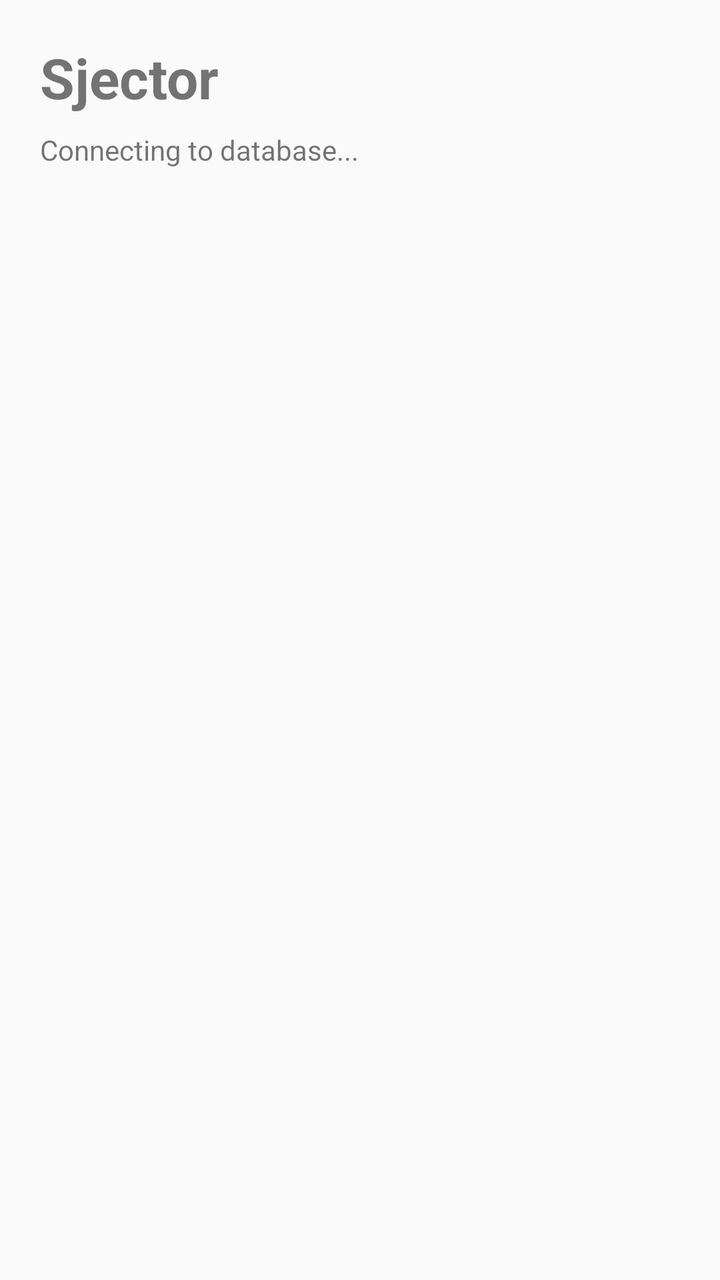
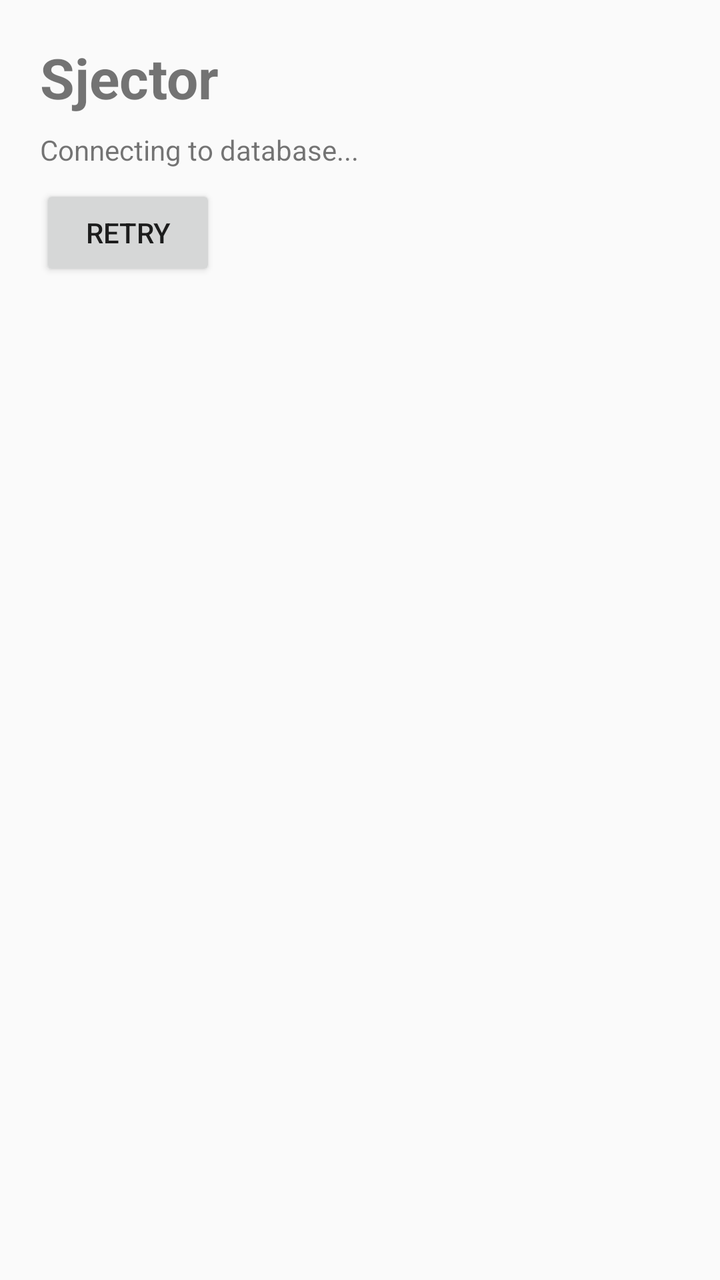

Compare the two renders of this Android layout. The source of the first and the diff that turns it into the second are given below.
<!-- AndroidManifest.xml: application theme android:Theme.Material.Light.NoActionBar -->
<!-- res/layout/activity_main.xml -->
<LinearLayout xmlns:android="http://schemas.android.com/apk/res/android"
    android:layout_width="match_parent"
    android:layout_height="match_parent"
    android:orientation="vertical"
    android:padding="20dp">

    <TextView
        android:id="@+id/app_title"
        android:layout_width="wrap_content"
        android:layout_height="wrap_content"
        android:text="Sjector"
        android:textSize="28sp"
        android:textStyle="bold" />

    <TextView
        android:id="@+id/database_status"
        android:layout_width="match_parent"
        android:layout_height="wrap_content"
        android:layout_marginTop="8dp"
        android:text="Connecting to database..."
        android:textSize="14sp" />

    <androidx.recyclerview.widget.RecyclerView
        android:id="@+id/skin_list"
        android:layout_width="match_parent"
        android:layout_height="0dp"
        android:layout_marginTop="16dp"
        android:layout_weight="1" />
</LinearLayout>
<!-- resources referenced by this layout -->
<resources>

</resources>

<!-- the commit's change to res/layout/activity_main.xml (unified diff, before → after) -->
@@ -20,6 +20,13 @@
         android:text="Connecting to database..."
         android:textSize="14sp" />
 
+    <Button
+        android:id="@+id/retry_button"
+        android:layout_width="wrap_content"
+        android:layout_height="wrap_content"
+        android:layout_marginTop="8dp"
+        android:text="Retry" />
+
     <androidx.recyclerview.widget.RecyclerView
         android:id="@+id/skin_list"
         android:layout_width="match_parent"
